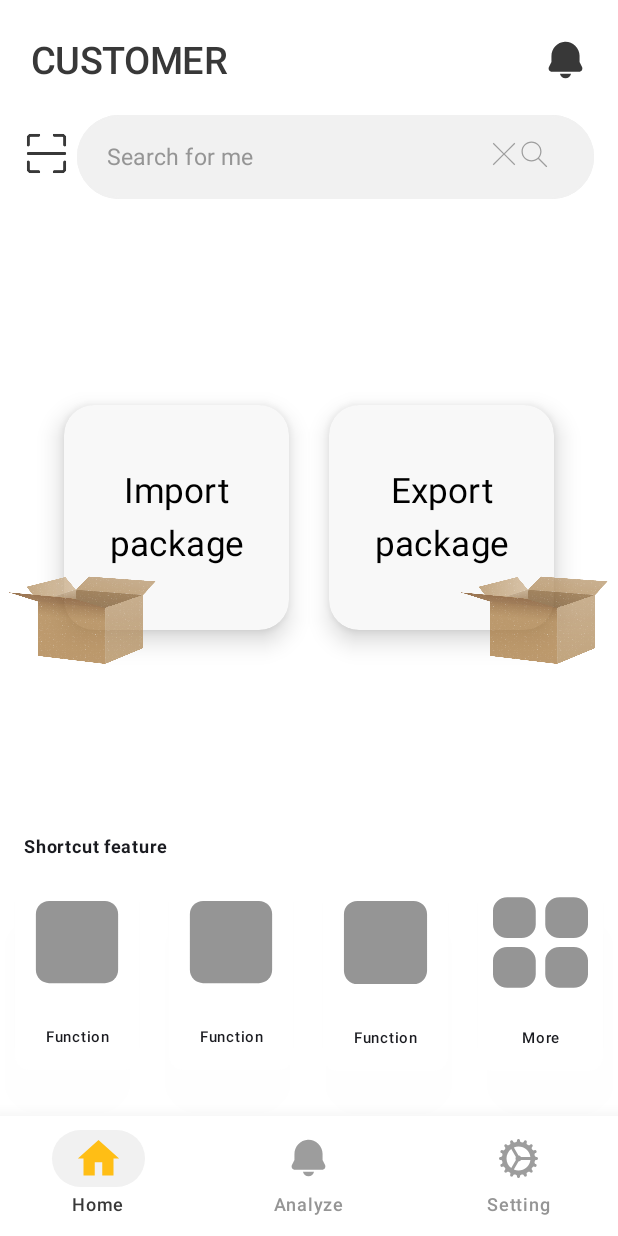
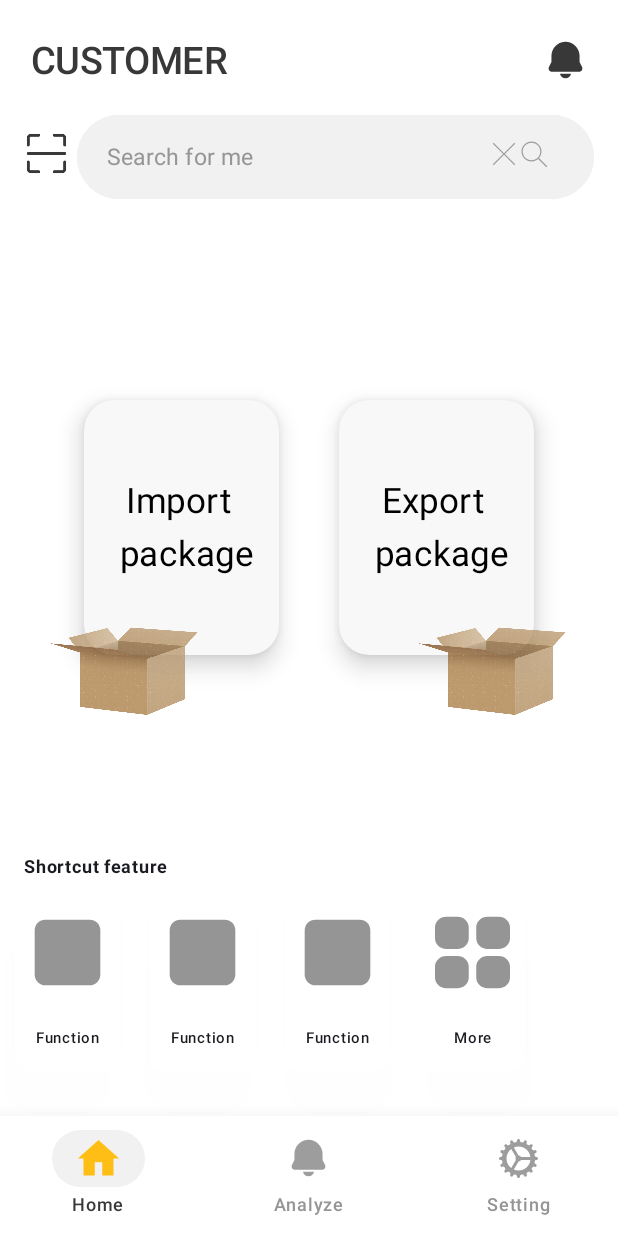
Before and after one commit to PhunnMoc/WarehouseManagement, an Android app built with Jetpack Compose: the screen it shows after launch (MainActivity), on a phone screen of 412 x 824 dp. Run offline under Robolectric (Android 15) with nearby library versions, the phone set to English and light mode, and no system bars.

Commit message:
Fix worker screen

```diff
--- a/app/src/main/java/com/example/warehousemanagement/ui/common/FunctionContainer.kt
+++ b/app/src/main/java/com/example/warehousemanagement/ui/common/FunctionContainer.kt
@@ -7,6 +7,7 @@ import androidx.compose.foundation.layout.Row
 import androidx.compose.foundation.layout.Spacer
 import androidx.compose.foundation.layout.fillMaxWidth
 import androidx.compose.foundation.layout.padding
+import androidx.compose.foundation.layout.size
 import androidx.compose.foundation.lazy.grid.GridCells
 import androidx.compose.foundation.lazy.grid.LazyVerticalGrid
 import androidx.compose.foundation.lazy.grid.items
@@ -43,11 +44,10 @@ data class FunctionItem(
 fun FunctionRow(functionItems: List<FunctionItem>) {
     Row(
         modifier = Modifier.fillMaxWidth(),
-        horizontalArrangement = Arrangement.SpaceEvenly
+        horizontalArrangement = Arrangement.Start
     ) {
         functionItems.forEach { item ->
             ItemFunction(
-                modifier = Modifier.weight(1f),
                 functionName = item.functionName,
                 iconResource = item.iconResource,
                 color = item.color,
--- a/app/src/main/java/com/example/warehousemanagement/ui/common/ItemFunction.kt
+++ b/app/src/main/java/com/example/warehousemanagement/ui/common/ItemFunction.kt
@@ -55,6 +55,7 @@ fun ItemFunction(
         Image(
             alignment = Alignment.Center,
             modifier = Modifier
+                .size(70.dp)
                 .padding(10.dp)
             ,
             painter = painterResource(id =iconResource), // Use the passed resource id
--- a/app/src/main/java/com/example/warehousemanagement/ui/feature/WorkerScreen.kt
+++ b/app/src/main/java/com/example/warehousemanagement/ui/feature/WorkerScreen.kt
@@ -40,14 +40,14 @@ fun ImportExportPackages(modifier: Modifier = Modifier) {
     ) {
         // Import Package Box
         PackageBox(
-            label = "Import package",
+            label = "Import \n package",
             painter = painterResource(id = R.drawable.package_image),
             -2.5f,
         )
 
         // Export Package Box
         PackageBox(
-            label = "Export package",
+            label = "Export \n package",
             painter = painterResource(id = R.drawable.package_image),
             2.5f,
 
@@ -63,7 +63,8 @@ fun PackageBox(label: String, painter: Painter, x: Float) {
         Box(
             modifier = Modifier
                 .align(Alignment.TopEnd)
-                .size(150.dp)
+                .defaultMinSize(minWidth = 130.dp)
+                .height(170.dp)
                 .shadow(
                     elevation = 10.dp, shape = RoundedCornerShape(20.dp)
                 )
@@ -73,6 +74,7 @@ fun PackageBox(label: String, painter: Painter, x: Float) {
                 ), contentAlignment = Alignment.Center
         ) {
             Text(
+                //modifier = Modifier.padding(Dimens.PADDING_10_DP),
                 textAlign = TextAlign.Center,
                 text = label,
                 fontSize = 23.sp,
```
